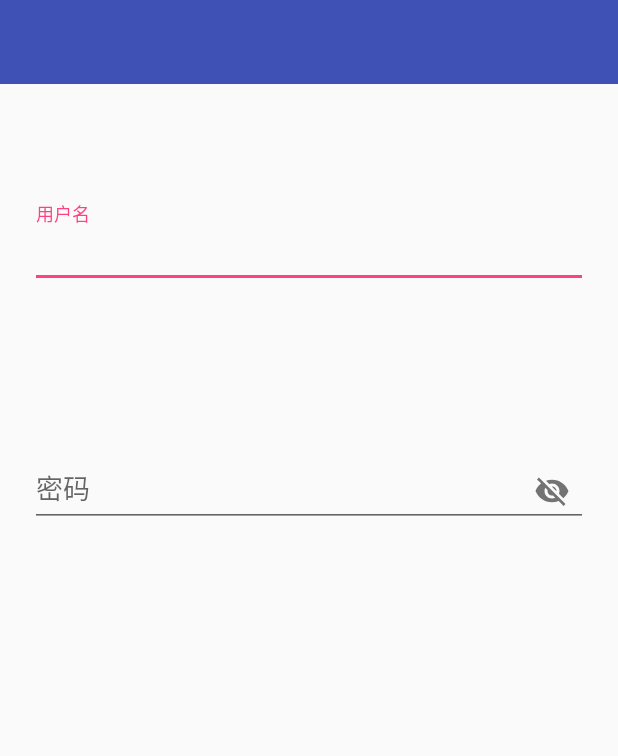
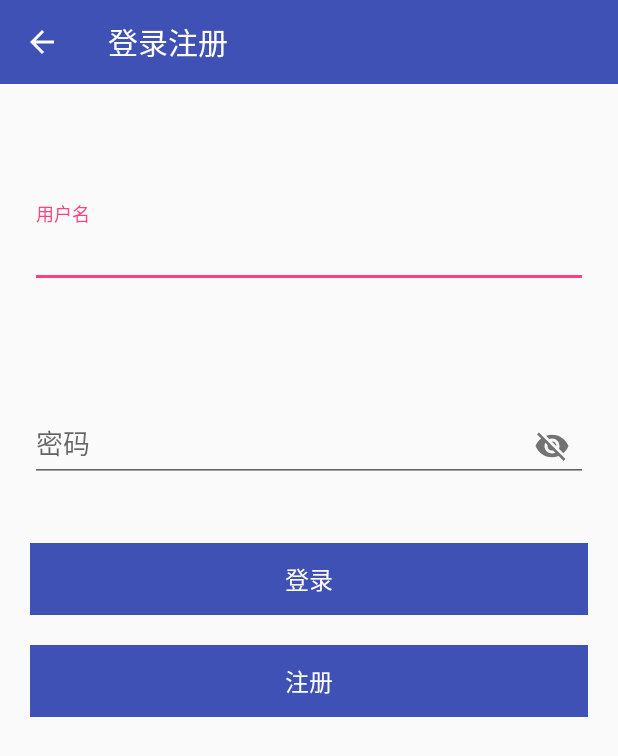
Before and after one commit to zhaibufan/wanandroid_mvvm_kotlin, an Android app: the LoginActivity screen opened directly, with no data from a screen before it, after a tap on an icon or button, on a phone screen of 412 x 824 dp. Shown: the top 756 px of the screen. Run offline under Robolectric (Android 15) with nearby library versions, the phone set to English and light mode, and no system bars; network calls fail.

Commit message:
登录注册

```diff
--- a/app/src/main/java/com/zhai/wanandroid_mvvm/Ext.kt
+++ b/app/src/main/java/com/zhai/wanandroid_mvvm/Ext.kt
@@ -10,7 +10,7 @@ suspend fun executeResponse(
     errorBlock: suspend CoroutineScope.() -> Unit
 ) {
     coroutineScope {
-        if (result.responseCode == -1) {
+        if (result.errorCode == -1) {
             errorBlock()
         } else {
             successBlock()
--- a/app/src/main/java/com/zhai/wanandroid_mvvm/base/BaseViewModel.kt
+++ b/app/src/main/java/com/zhai/wanandroid_mvvm/base/BaseViewModel.kt
@@ -17,7 +17,7 @@ open class BaseViewModel : ViewModel(), LifecycleObserver {
         }
     }
 
-    //viewModelScope.launch默认是在主线程
+    //viewModelScope.launch若不声明Dispatchers默认是在主线程
     private fun launchOnUI(runBlock: suspend CoroutineScope.() -> Unit) {
         viewModelScope.launch {
             runBlock()
--- a/app/src/main/java/com/zhai/wanandroid_mvvm/ui/activity/LoginActivity.kt
+++ b/app/src/main/java/com/zhai/wanandroid_mvvm/ui/activity/LoginActivity.kt
@@ -1,8 +1,15 @@
 package com.zhai.wanandroid_mvvm.ui.activity
 
+import android.app.ProgressDialog
+import android.text.Editable
+import android.text.TextWatcher
+import android.util.Log
+import androidx.lifecycle.Observer
 import com.zhai.wanandroid_mvvm.R
 import com.zhai.wanandroid_mvvm.base.BaseVMActivity
+import com.zhai.wanandroid_mvvm.utils.toast
 import com.zhai.wanandroid_mvvm.vm.LoginViewModel
+import kotlinx.android.synthetic.main.activity_login.*
 
 class LoginActivity : BaseVMActivity<LoginViewModel>() {
 
@@ -10,9 +17,88 @@ class LoginActivity : BaseVMActivity<LoginViewModel>() {
 
     override fun getLayoutResId(): Int = R.layout.activity_login
 
-    override fun initView() {
+    override fun initData() {
     }
 
-    override fun initData() {
+    private val textWatcher = object : TextWatcher {
+        override fun afterTextChanged(s: Editable?) {
+            if (userNameEt.text.isNullOrBlank() || passwordEt.text.isNullOrBlank()) {
+                login.isEnabled = false
+                register.isEnabled = false
+            } else {
+                login.isEnabled = true
+                register.isEnabled = true
+            }
+        }
+
+        override fun beforeTextChanged(s: CharSequence?, start: Int, count: Int, after: Int) {
+        }
+
+        override fun onTextChanged(s: CharSequence?, start: Int, before: Int, count: Int) {
+        }
+    }
+
+    override fun initView() {
+        mToolbar.run {
+            title = "登录注册"
+            setNavigationIcon(R.drawable.arrow_back)
+            setNavigationOnClickListener { onBackPressed() }
+        }
+        login.setOnClickListener { toLogin() }
+        register.setOnClickListener { toRegister() }
+
+        userNameEt.addTextChangedListener(textWatcher)
+        passwordEt.addTextChangedListener(textWatcher)
+    }
+
+    private fun toRegister() {
+        val userName = userNameEt.run { text }.run { toString() }.run { trim() }
+        val pwd = passwordEt.text.toString().trim()
+        mViewModel.register(userName, pwd)
+    }
+
+    private fun toLogin() {
+        val userName = userNameEt.run { text }.run { toString() }.run { trim() }
+        val pwd = passwordEt.text.toString().trim()
+        mViewModel.login(userName, pwd)
+    }
+
+    override fun startObserve() {
+        mViewModel.apply {
+            uiState.observe(this@LoginActivity, Observer {
+                if (it.showDialog) {
+                    showDialog()
+                } else {
+                    cancelDialog()
+                }
+                it.apply {
+                    if (isLogin) {
+                        successData?.let {
+                            toast("登录成功")
+                            finish()
+                        }
+                    } else {
+                        successData?.let {
+                            toast("注册成功")
+                            finish()
+                        }
+                    }
+                }
+                it.errorMsg?.run {
+                    toast(this)
+                }
+            })
+        }
+    }
+
+    private var progressDialog : ProgressDialog? = null
+    private fun showDialog() {
+        if (progressDialog == null) {
+            progressDialog = ProgressDialog(this)
+        }
+        progressDialog?.show()
+    }
+    private fun cancelDialog() {
+        progressDialog?.cancel()
     }
 }
--- a/app/src/main/res/layout/activity_login.xml
+++ b/app/src/main/res/layout/activity_login.xml
@@ -37,7 +37,7 @@
         android:id="@+id/pswLayout"
         android:layout_width="match_parent"
         android:layout_height="wrap_content"
-        android:layout_marginTop="80dp"
+        android:layout_marginTop="50dp"
         android:hint="@string/password"
         android:layout_marginLeft="20dp"
         android:layout_marginRight="20dp"
@@ -55,4 +55,31 @@
     </com.google.android.material.textfield.TextInputLayout>
 
 
+    <androidx.appcompat.widget.AppCompatButton
+        android:id="@+id/login"
+        android:layout_width="match_parent"
+        android:layout_height="wrap_content"
+        android:layout_marginLeft="20dp"
+        android:layout_marginRight="20dp"
+        android:layout_marginTop="20dp"
+        android:background="@color/colorPrimary"
+        android:text="@string/login"
+        android:textColor="@color/white"
+        android:textSize="16sp"
+        android:enabled="false"/>
+
+
+    <androidx.appcompat.widget.AppCompatButton
+        android:id="@+id/register"
+        android:layout_width="match_parent"
+        android:layout_height="wrap_content"
+        android:layout_marginLeft="20dp"
+        android:layout_marginRight="20dp"
+        android:background="@color/colorPrimary"
+        android:text="@string/register"
+        android:textColor="@color/white"
+        android:textSize="16sp"
+        android:layout_marginTop="20dp"
+        android:enabled="false"/>
+
 </LinearLayout>
```
Also changed, not shown: app/src/main/java/com/zhai/wanandroid_mvvm/base/BaseRepository.kt (+15 -1 lines), app/src/main/java/com/zhai/wanandroid_mvvm/model/api/WanServer.kt (+10 -2 lines), app/src/main/java/com/zhai/wanandroid_mvvm/model/bean/ResponseData.kt (+12 -1 lines), app/src/main/java/com/zhai/wanandroid_mvvm/model/bean/Result.kt (added, +17 -0 lines), app/src/main/java/com/zhai/wanandroid_mvvm/model/repository/LoginRepository.kt (added, +32 -0 lines), app/src/main/java/com/zhai/wanandroid_mvvm/vm/LoginViewModel.kt (+59 -2 lines).
